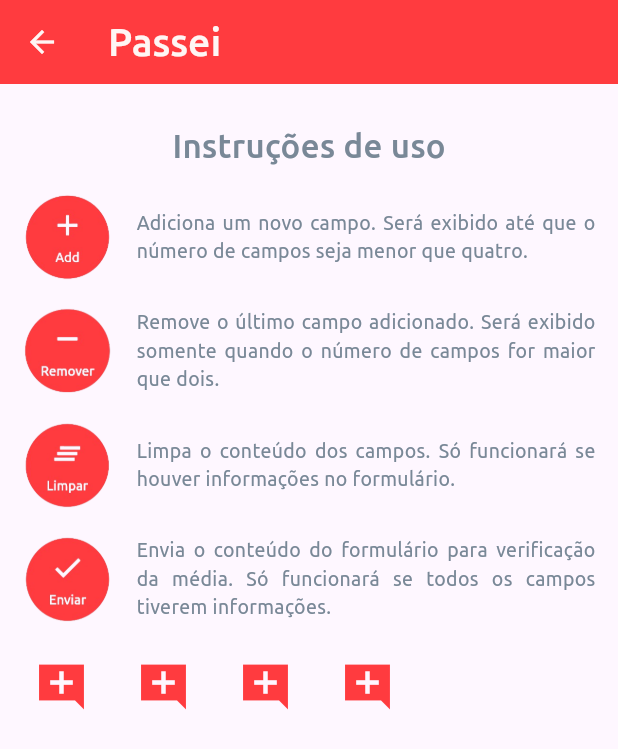
After one commit to Everaldo-Martins/passei, a Flutter app: the screen it shows after launch, after a tap on the "help center" icon, on a phone screen of 412 x 824 dp. The commit adds this screen. Shown: the top 749 px of the screen. Run offline on Flutter 3.47's test engine with Material 3 defaults, Android fonts, the phone set to English and light mode, and no system bars; our stand-ins replace flutter_svg; project files that could hold a hidden picture were left out.

Commit message:
Upgrade modificação do projeto

```diff
--- /dev/null
+++ b/lib/screens/about.dart
@@ -0,0 +1,196 @@
+import 'package:flutter/material.dart';
+
+class About extends StatelessWidget {
+  const About({
+    super.key,
+  });
+
+  void linkedin() {}
+
+  @override
+  Widget build(BuildContext context) {
+    return Scaffold(
+      appBar: AppBar(
+        title: const Text(
+          'Passei',
+          style: TextStyle(
+            color: Color(0xFFFFF6F4),
+            fontFamily: 'Ubuntu',
+            fontSize: 26,
+            fontWeight: FontWeight.w500,
+          ),
+        ),
+        backgroundColor: const Color(0xFFFF3B3F),
+        iconTheme: const IconThemeData(color: Color(0xFFFFF6F4)),
+      ),
+      body: Column(
+        children: [
+          Padding(
+            padding: const EdgeInsets.symmetric(vertical: 25, horizontal: 15),
+            child: Column(
+              children: [
+                const Text(
+                  'Instruções de uso',
+                  style: TextStyle(
+                    fontFamily: 'Ubuntu',
+                    fontSize: 22,
+                    fontWeight: FontWeight.w500,
+                    color: Color(0xFF798897),
+                  ),
+                ),
+                const SizedBox(
+                  height: 16,
+                ),
+                Row(
+                  children: [
+                    Image.asset(
+                      'assets/images/add.png',
+                      height: 60,
+                    ),
+                    const SizedBox(
+                      width: 16,
+                    ),
+                    const Flexible(
+                      child: Text(
+                        'Adiciona um novo campo. Será exibido até que o número de campos seja menor que quatro.',
+                        textAlign: TextAlign.justify,
+                        style: TextStyle(
+                          fontFamily: 'Ubuntu',
+                          fontSize: 13,
+                          color: Color(0xFF798897),
+                        ),
+                      ),
+                    ),
+                  ],
+                ),
+                const SizedBox(
+                  height: 16,
+                ),
+                Row(
+                  children: [
+                    Image.asset(
+                      'assets/images/remove.png',
+                      height: 60,
+                    ),
+                    const SizedBox(
+                      width: 16,
+                    ),
+                    const Flexible(
+                      child: Text(
+                        'Remove o último campo adicionado. Será exibido somente quando o número de campos for maior que dois.',
+                        textAlign: TextAlign.justify,
+                        style: TextStyle(
+                          fontFamily: 'Ubuntu',
+                          fontSize: 13,
+                          color: Color(0xFF798897),
+                        ),
+                      ),
+                    ),
+                  ],
+                ),
+                const SizedBox(
+                  height: 16,
+                ),
+                Row(
+                  children: [
+                    Image.asset(
+                      'assets/images/clear.png',
+                      height: 60,
+                    ),
+                    const SizedBox(
+                      width: 16,
+                    ),
+                    const Flexible(
+                      child: Text(
+                        'Limpa o conteúdo dos campos. Só funcionará se houver informações no formulário.',
+                        textAlign: TextAlign.justify,
+                        style: TextStyle(
+                          fontFamily: 'Ubuntu',
+                          fontSize: 13,
+                          color: Color(0xFF798897),
+                        ),
+                      ),
+                    ),
+                  ],
+                ),
+                const SizedBox(
+                  height: 16,
+                ),
+                Row(
+                  children: [
+                    Image.asset(
+                      'assets/images/send.png',
+                      height: 60,
+                    ),
+                    const SizedBox(
+                      width: 16,
+                    ),
+                    const Flexible(
+                      child: Text(
+                        'Envia o conteúdo do formulário para verificação da média. Só funcionará se todos os campos tiverem informações.',
+                        textAlign: TextAlign.justify,
+                        style: TextStyle(
+                          fontFamily: 'Ubuntu',
+                          fontSize: 13,
+                          color: Color(0xFF798897),
+                        ),
+                      ),
+                    ),
+                  ],
+                ),
+                const SizedBox(
+                  height: 16,
+                ),
+                Row(
+                  children: [
+                    IconButton(
+                      onPressed: linkedin,
+                      icon: const Icon(
+                        Icons.add_comment_sharp,
+                        size: 36,
+                        color: Color(0xFFFF3B3F),
+                      ),
+                    ),
+                    const SizedBox(
+                      width: 16,
+                    ),
+                    IconButton(
+                      onPressed: linkedin,
+                      icon: const Icon(
+                        Icons.add_comment_sharp,
+                        size: 36,
+                        color: Color(0xFFFF3B3F),
+                      ),
+                    ),
+                    const SizedBox(
+                      width: 16,
+                    ),
+                    IconButton(
+                      onPressed: linkedin,
+                      icon: const Icon(
+                        Icons.add_comment_sharp,
+                        size: 36,
+                        color: Color(0xFFFF3B3F),
+                      ),
+                    ),
+                    const SizedBox(
+                      width: 16,
+                    ),
+                    IconButton(
+                      onPressed: linkedin,
+                      icon: const Icon(
+                        Icons.add_comment_sharp,
+                        size: 36,
+                        color: Color(0xFFFF3B3F),
+                      ),
+                    ),
+                  ],
+                ),
+              ],
+            ),
+          ),
+        ],
+      ),
+    );
+  }
+}
--- a/lib/screens/home_page.dart
+++ b/lib/screens/home_page.dart
@@ -1,6 +1,7 @@
 import 'package:flutter/material.dart';
 import 'package:flutter/services.dart';
 import 'package:flutter_svg/flutter_svg.dart';
+import 'about.dart';
 import 'media_aritmetica_screen.dart';
 import 'media_ponderada_screen.dart';
 import 'verificar_final_screen.dart';
@@ -35,21 +36,36 @@ class _HomePageState extends State<HomePage>
     return Scaffold(
       appBar: AppBar(
         backgroundColor: const Color(0xFFFF3B3F),
-        foregroundColor: const Color(0xFFFFF6F4),
+        foregroundColor: const Color(0xFF798897),
         centerTitle: true,
         title: Row(
-          mainAxisAlignment: MainAxisAlignment.center,
+          mainAxisAlignment: MainAxisAlignment.spaceBetween,
           children: [
             SvgPicture.asset(
               'assets/icon.svg',
               height: 32,
+            ),
+            IconButton(
+              onPressed: () {
+                Navigator.push(
+                  context,
+                  MaterialPageRoute(
+                    builder: (context) => const About(),
+                  ),
+                );
+              },
+              icon: const Icon(
+                Icons.help_center_rounded,
+                size: 28,
+              ),
+              color: const Color(0xFFFFF6F4),
             ),
           ],
         ),
         bottom: TabBar(
           controller: _tabController,
           indicatorColor: const Color(0xFFFFF6F4),
-          unselectedLabelColor: const Color(0x99FFF6F4),
+          unselectedLabelColor: const Color(0xAAFFF6F4),
           labelColor: const Color(0xFFFFF6F4),
           indicatorWeight: 1,
           tabs: const [
--- a/pubspec.yaml
+++ b/pubspec.yaml
@@ -67,6 +67,7 @@ flutter:
   # To add assets to your application, add an assets section, like this:
   assets:
      - assets/
+     - assets/images/
   #   - images/a_dot_ham.jpeg
 
   # An image asset can refer to one or more resolution-specific "variants", see
```
Also changed, not shown: assets/images/add.png (added), assets/images/clear.png (added), assets/images/remove.png (added), assets/images/send.png (added), 2 other files.
